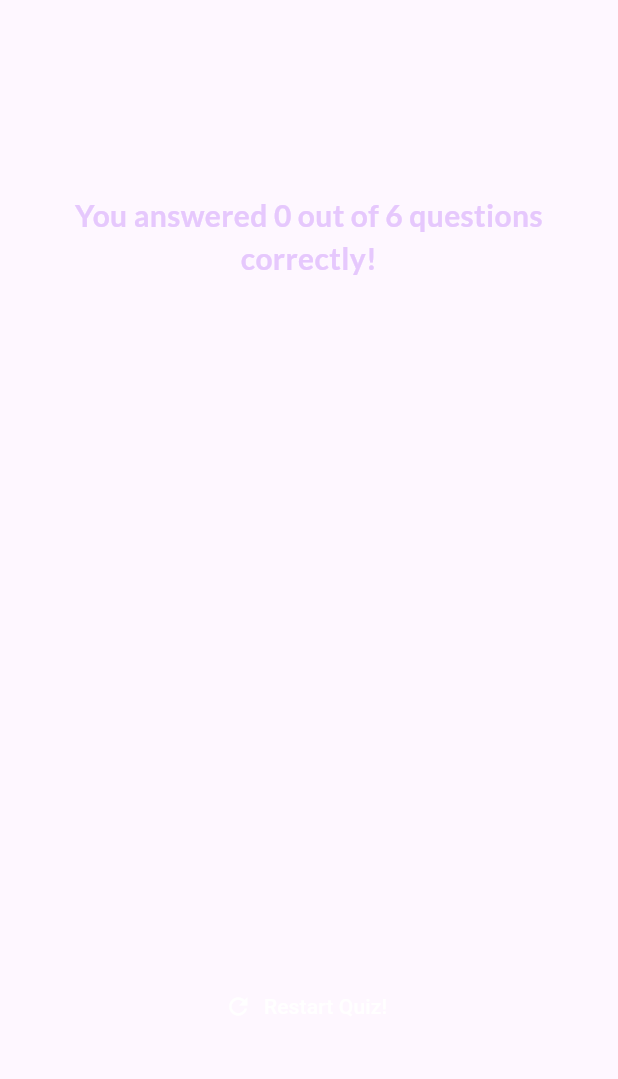
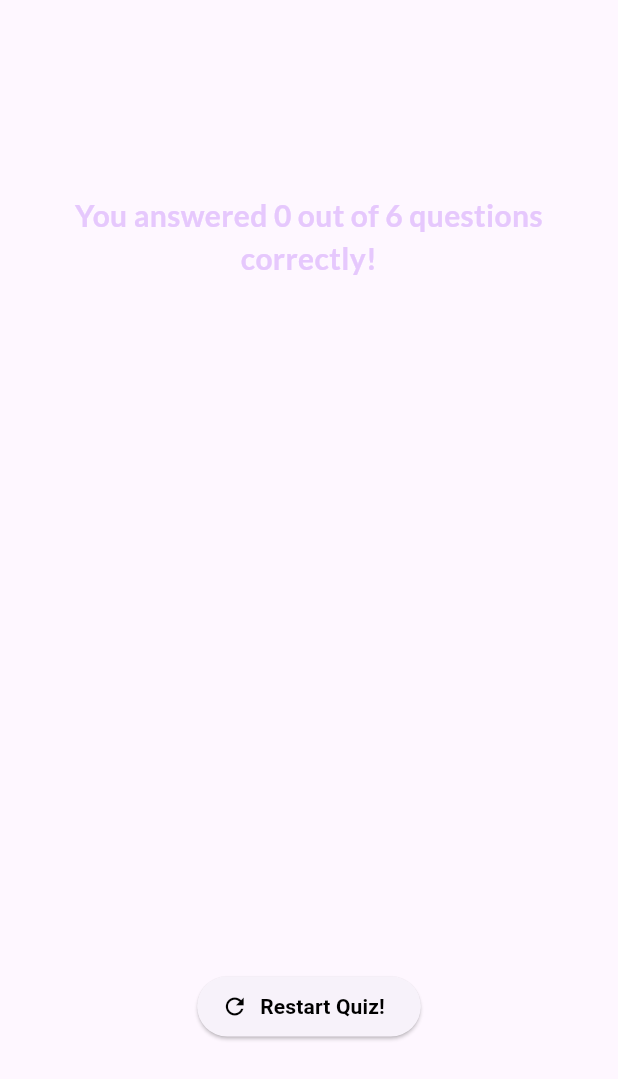
Before and after one commit to shinobi04/Quiz-App, a Flutter app: the ResultsScreen widget shown alone on an empty page, opened directly with empty values, on a phone screen of 412 x 824 dp. Shown: the top 1079 px of the screen. Run offline on Flutter 3.47's test engine with Material 3 defaults, Android fonts, the phone set to English and light mode, and no system bars; our stand-ins replace google_fonts.

Commit message:
Project Completed

```diff
--- a/lib/pages/quiz.dart
+++ b/lib/pages/quiz.dart
@@ -36,7 +36,7 @@ class _QuizState extends State<Quiz> {
   void restartQuiz() {
     setState(() {
       selectedAnswers = [];
-      activeScreen = 'questions-screen';
+      activeScreen = 'home-screen';
     });
   }
 
--- a/lib/pages/result_screen.dart
+++ b/lib/pages/result_screen.dart
@@ -62,13 +62,16 @@ class ResultsScreen extends StatelessWidget {
             const SizedBox(
               height: 30,
             ),
-            TextButton.icon(
+            ElevatedButton.icon(
               onPressed: onRestart,
               style: TextButton.styleFrom(
-                foregroundColor: Colors.white,
+                foregroundColor: Colors.black,
               ),
               icon: const Icon(Icons.refresh),
-              label: const Text('Restart Quiz!'),
+              label: const Text(
+                'Restart Quiz!',
+                style: TextStyle(fontWeight: FontWeight.bold),
+              ),
             )
           ],
         ),
```
